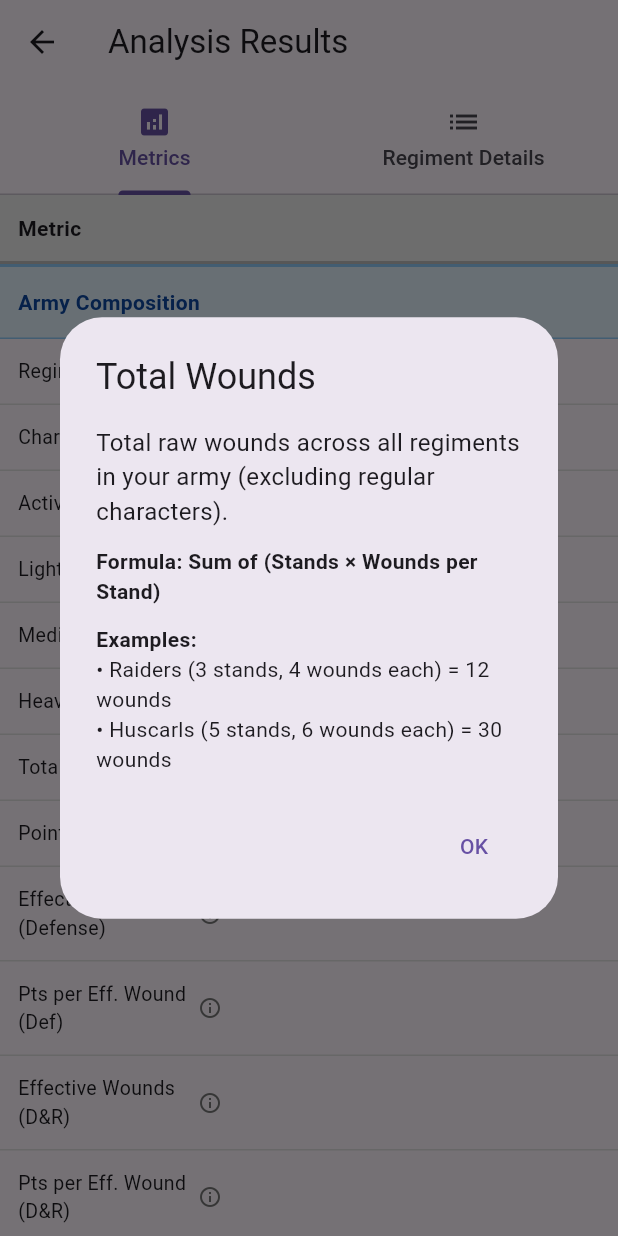
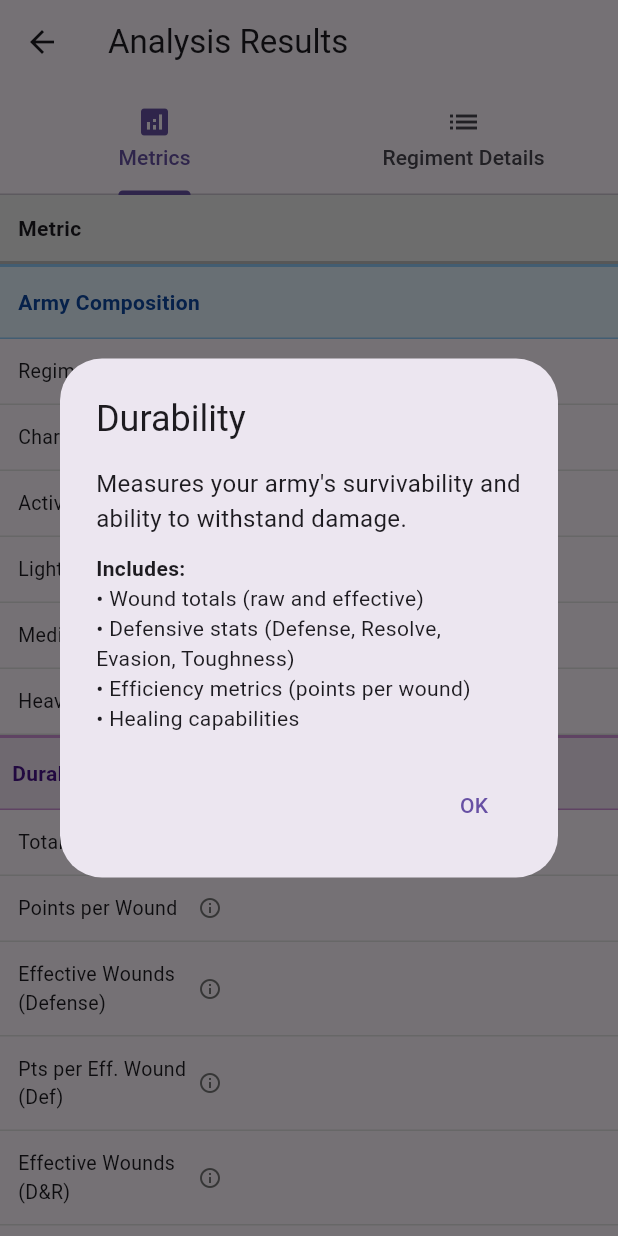
Before and after one commit to WoodRust/ConquestListAnalyser, a Flutter app: the CompareListsScreen screen opened directly with empty values, after a tap on the "info outline" icon, on a phone screen of 412 x 824 dp. Run offline on Flutter 3.47's test engine with Material 3 defaults, Android fonts, the phone set to English and light mode, and no system bars; our stand-ins replace fl_chart, shared_preferences; accounts and stored records are empty.

Commit message:
Add durability catagory to metrics screen

```diff
--- a/lib/services/metric_tooltips.dart
+++ b/lib/services/metric_tooltips.dart
@@ -3,6 +3,54 @@ import 'package:flutter/material.dart';
 /// Centralized tooltip definitions for all metrics
 /// Used by both ScoreDisplayWidget and CompareListsScreen
 class MetricTooltips {
+  static void showDurabilityTooltip(BuildContext context) {
+    showDialog(
+      context: context,
+      builder: (BuildContext context) {
+        return AlertDialog(
+          title: const Text('Durability'),
+          content: const Column(
+            mainAxisSize: MainAxisSize.min,
+            crossAxisAlignment: CrossAxisAlignment.start,
+            children: [
+              Text(
+                'Measures your army\'s survivability and ability to withstand damage.',
+                style: TextStyle(fontSize: 16),
+              ),
+              SizedBox(height: 12),
+              Text(
+                'Includes:',
+                style: TextStyle(fontSize: 14, fontWeight: FontWeight.bold),
+              ),
+              Text(
+                '• Wound totals (raw and effective)',
+                style: TextStyle(fontSize: 14),
+              ),
+              Text(
+                '• Defensive stats (Defense, Resolve, Evasion, Toughness)',
+                style: TextStyle(fontSize: 14),
+              ),
+              Text(
+                '• Efficiency metrics (points per wound)',
+                style: TextStyle(fontSize: 14),
+              ),
+              Text(
+                '• Healing capabilities',
+                style: TextStyle(fontSize: 14),
+              ),
+            ],
+          ),
+          actions: [
+            TextButton(
+              onPressed: () => Navigator.of(context).pop(),
+              child: const Text('OK'),
+            ),
+          ],
+        );
+      },
+    );
+  }
+
   static void showTotalWoundsTooltip(BuildContext context, {int? totalWounds}) {
     showDialog(
       context: context,
--- a/lib/ui/screens/compare_lists_screen.dart
+++ b/lib/ui/screens/compare_lists_screen.dart
@@ -183,7 +183,8 @@ class CompareListsScreen extends StatelessWidget {
             null,
             false),
 
-        // Wound metrics - paired with efficiency metrics
+        // Durability Section
+        _buildDurabilitySectionHeader(context),
         _buildMetricRow('Total Wounds',
             listsToCompare.map((l) => l.totalWounds.toDouble()).toList(), true,
             () => MetricTooltips.showTotalWoundsTooltip(context), false),
@@ -217,6 +218,20 @@ class CompareListsScreen extends StatelessWidget {
             listsToCompare.map((l) => l.resolveImpactPercentage).toList(),
             true,
             () => MetricTooltips.showResolveImpactTooltip(context), false),
+        _buildMetricRow(
+            'Toughness', listsToCompare.map((l) => l.toughness).toList(), true,
+            () => MetricTooltips.showToughnessTooltip(context), false),
+        _buildMetricRow(
+            'Evasion', listsToCompare.map((l) => l.evasion).toList(), true,
+            () => MetricTooltips.showEvasionTooltip(context), false),
+        _buildMetricRow(
+            'Expected Healing Capability',
+            listsToCompare
+                .map((l) => l.expectedHealingCapability.toDouble())
+                .toList(),
+            true,
+            () => MetricTooltips.showExpectedHealingCapabilityTooltip(context), false),
+
         // Combat metrics
         _buildMetricRow('Expected Hit Volume',
             listsToCompare.map((l) => l.expectedHitVolume).toList(), true,
@@ -227,13 +242,7 @@ class CompareListsScreen extends StatelessWidget {
         _buildMetricRow('Average Speed',
             listsToCompare.map((l) => l.averageSpeed).toList(), true,
             () => MetricTooltips.showAvgSpeedTooltip(context), false),
-        // Defensive metrics
-        _buildMetricRow(
-            'Evasion', listsToCompare.map((l) => l.evasion).toList(), true,
-            () => MetricTooltips.showEvasionTooltip(context), false),
-        _buildMetricRow(
-            'Toughness', listsToCompare.map((l) => l.toughness).toList(), true,
-            () => MetricTooltips.showToughnessTooltip(context), false),
+
         // Ranged metrics
         _buildMetricRow('Ranged Expected Hits',
             listsToCompare.map((l) => l.rangedExpectedHits).toList(), true,
@@ -246,19 +255,12 @@ class CompareListsScreen extends StatelessWidget {
         _buildMetricRow('Max Range',
             listsToCompare.map((l) => l.maxRange.toDouble()).toList(), true,
             () => MetricTooltips.showMaxRangeTooltip(context), false),
-        // Magic and Healing
+        // Magic
         _buildMetricRow(
             'Magic Capability',
             listsToCompare.map((l) => l.magicCapability.toDouble()).toList(),
             true,
             () => MetricTooltips.showMagicCapabilityTooltip(context), false),
-        _buildMetricRow(
-            'Expected Healing Capability',
-            listsToCompare
-                .map((l) => l.expectedHealingCapability.toDouble())
-                .toList(),
-            true,
-            () => MetricTooltips.showExpectedHealingCapabilityTooltip(context), false),
 
         // Reinforcement Timing Section
         _buildReinforcementSectionHeader(context),
@@ -299,6 +301,54 @@ class CompareListsScreen extends StatelessWidget {
                   fontWeight: FontWeight.bold,
                   color: Colors.blue.shade900,
                 ),
+              ),
+            ),
+          ),
+          ...listsToCompare.map((list) => Expanded(
+                child: Container(),
+              )),
+        ],
+      ),
+    );
+  }
+
+  Widget _buildDurabilitySectionHeader(BuildContext context) {
+    return Container(
+      height: 50,
+      decoration: BoxDecoration(
+        color: Colors.purple.shade50,
+        border: Border(
+          top: BorderSide(color: Colors.purple.shade200, width: 2),
+          bottom: BorderSide(color: Colors.purple.shade200, width: 1),
+        ),
+      ),
+      child: Row(
+        children: [
+          SizedBox(
+            width: 160,
+            child: Padding(
+              padding: const EdgeInsets.symmetric(horizontal: 8.0),
+              child: Row(
+                children: [
+                  Expanded(
+                    child: Text(
+                      'Durability',
+                      style: TextStyle(
+                        fontSize: 14,
+                        fontWeight: FontWeight.bold,
+                        color: Colors.purple.shade900,
+                      ),
+                      overflow: TextOverflow.ellipsis,
+                    ),
+                  ),
+                  const SizedBox(width: 4),
+                  IconButton(
+                    icon: Icon(Icons.info_outline, size: 18, color: Colors.purple.shade700),
+                    onPressed: () => MetricTooltips.showDurabilityTooltip(context),
+                    padding: EdgeInsets.zero,
+                    constraints: const BoxConstraints(),
+                  ),
+                ],
               ),
             ),
           ),
```
